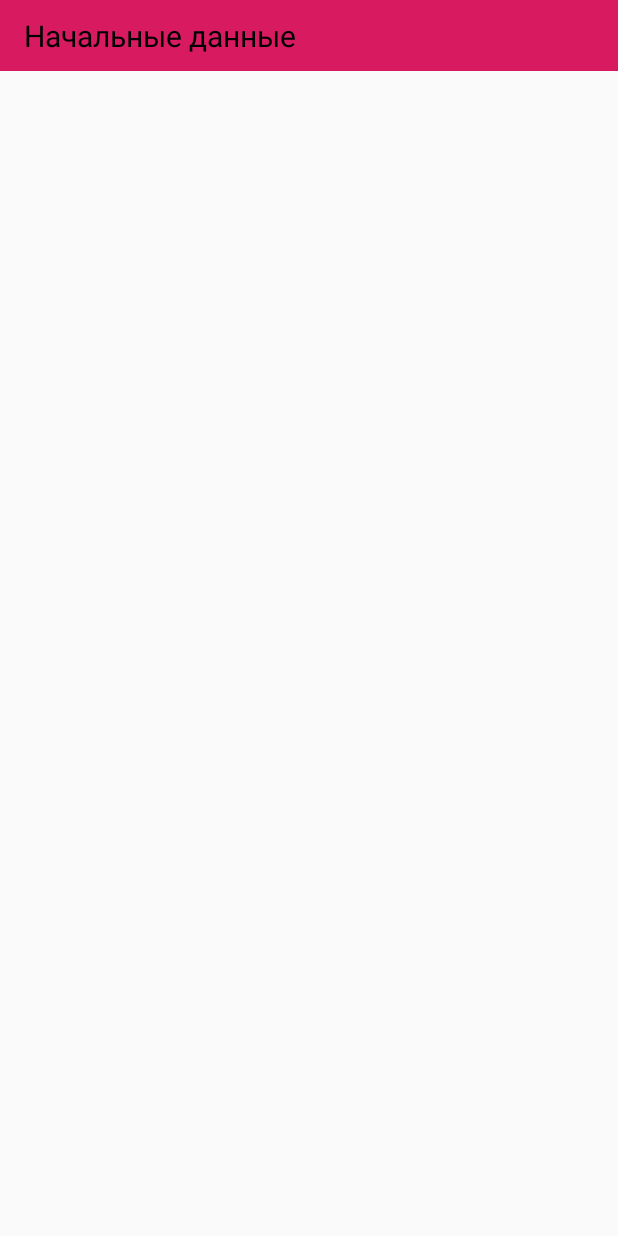
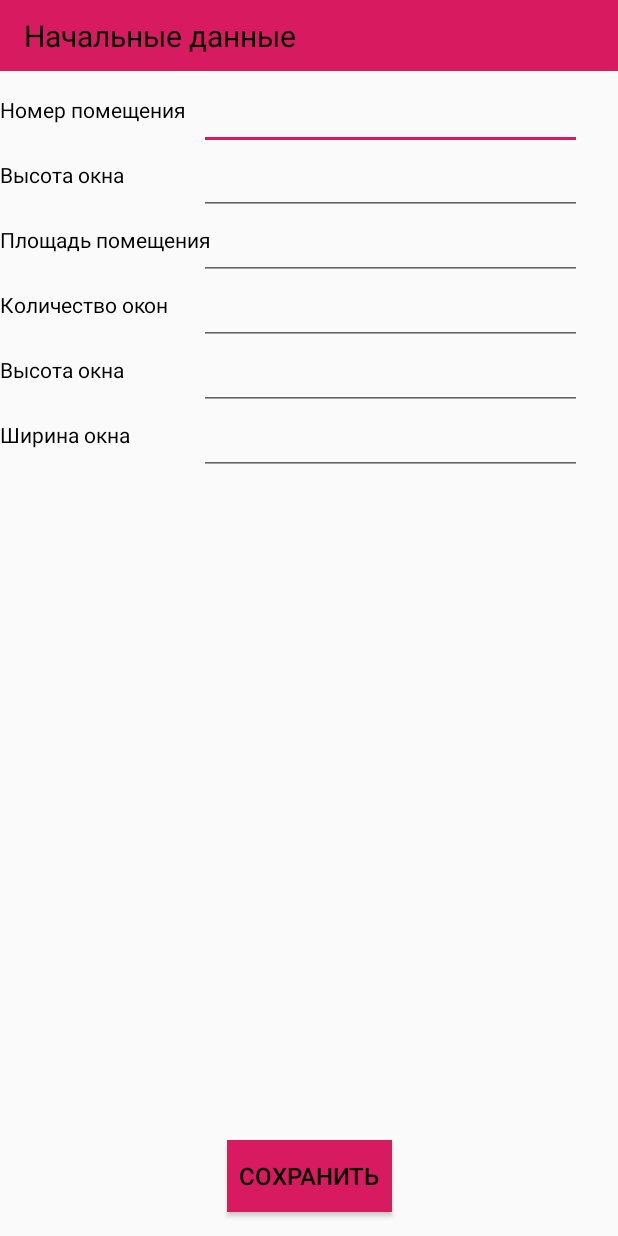
Before and after one commit to LaoNastasy/HealthyApp, an Android app: the layout fragment_base_edit.xml on its own in the app's theme, with its tools: preview values and no code run, on a phone screen of 412 x 824 dp. Run offline under Robolectric (Android 15) with nearby library versions, the phone set to English and light mode, and no system bars.

Commit message:
экран ввода начальных данных о помещении

```diff
--- a/app/src/main/res/layout/fragment_base_edit.xml
+++ b/app/src/main/res/layout/fragment_base_edit.xml
@@ -15,23 +15,152 @@
 
         <TextView
             android:id="@+id/toolbar_text"
-            android:text="@string/base_edit_title"
-            android:textSize="20sp"
-            android:textColor="@color/black"
-            android:layout_marginTop="10dp"
-            android:layout_marginStart="16dp"
-            android:layout_marginBottom="10dp"
             android:layout_width="wrap_content"
             android:layout_height="wrap_content"
+            android:layout_marginStart="16dp"
+            android:layout_marginTop="10dp"
+            android:layout_marginBottom="10dp"
+            android:text="@string/base_edit_title"
+            android:textColor="@color/black"
+            android:textSize="20sp"
             app:layout_constraintBottom_toBottomOf="parent"
             app:layout_constraintStart_toStartOf="parent"
             app:layout_constraintTop_toTopOf="parent" />
     </androidx.constraintlayout.widget.ConstraintLayout>
 
     <TextView
+        android:id="@+id/room_number"
         android:layout_width="wrap_content"
         android:layout_height="wrap_content"
-        app:layout_constraintTop_toBottomOf="@id/toolbar"
+        android:layout_marginTop="16dp"
+        android:text="@string/base_edit_room_number"
+        android:textColor="@color/black"
+        app:layout_constraintStart_toStartOf="parent"
+        app:layout_constraintTop_toBottomOf="@id/toolbar" />
+
+    <EditText
+        android:id="@+id/room_number_edit"
+        android:layout_width="0dp"
+        android:layout_height="wrap_content"
+        android:layout_marginEnd="24dp"
+        android:layout_marginTop="8dp"
+        android:layout_marginStart="8dp"
+        app:layout_constraintStart_toEndOf="@id/room_number"
+        app:layout_constraintEnd_toEndOf="parent"
+        app:layout_constraintTop_toTopOf="@id/room_number"
+        app:layout_constraintBottom_toBottomOf="@id/room_number"/>
+
+    <TextView
+        android:id="@+id/room_height"
+        android:layout_width="wrap_content"
+        android:layout_height="wrap_content"
+        android:layout_marginTop="24dp"
+        android:text="@string/base_edit_window_height"
+        android:textColor="@color/black"
+        app:layout_constraintStart_toStartOf="@id/room_number"
+        app:layout_constraintTop_toBottomOf="@id/room_number" />
+
+    <EditText
+        android:id="@+id/room_height_edit"
+        android:layout_width="0dp"
+        android:layout_height="wrap_content"
+        android:layout_marginTop="8dp"
+        app:layout_constraintStart_toStartOf="@id/room_number_edit"
+        app:layout_constraintEnd_toEndOf="@id/room_number_edit"
+        app:layout_constraintTop_toTopOf="@id/room_height"
+        app:layout_constraintBottom_toBottomOf="@id/room_height"/>
+
+    <TextView
+        android:id="@+id/room_area"
+        android:layout_width="wrap_content"
+        android:layout_height="wrap_content"
+        android:layout_marginTop="24dp"
+        android:text="@string/base_edit_area"
+        android:textColor="@color/black"
+        app:layout_constraintStart_toStartOf="@id/room_number"
+        app:layout_constraintTop_toBottomOf="@id/room_height" />
+
+    <EditText
+        android:id="@+id/room_width_edit"
+        android:layout_width="0dp"
+        android:layout_height="wrap_content"
+        android:layout_marginTop="8dp"
+        app:layout_constraintStart_toStartOf="@id/room_number_edit"
+        app:layout_constraintEnd_toEndOf="@id/room_number_edit"
+        app:layout_constraintTop_toTopOf="@id/room_area"
+        app:layout_constraintBottom_toBottomOf="@id/room_area"/>
+
+    <TextView
+        android:id="@+id/room_window_count"
+        android:layout_width="wrap_content"
+        android:layout_height="wrap_content"
+        android:layout_marginTop="24dp"
+        android:text="@string/base_edit_window_number"
+        android:textColor="@color/black"
+        app:layout_constraintStart_toStartOf="@id/room_number"
+        app:layout_constraintTop_toBottomOf="@id/room_area" />
+
+    <EditText
+        android:id="@+id/room_window_count_edit"
+        android:layout_width="0dp"
+        android:layout_height="wrap_content"
+        android:layout_marginTop="8dp"
+        app:layout_constraintStart_toStartOf="@id/room_number_edit"
+        app:layout_constraintEnd_toEndOf="@id/room_number_edit"
+        app:layout_constraintTop_toTopOf="@id/room_window_count"
+        app:layout_constraintBottom_toBottomOf="@id/room_window_count"/>
+
+    <TextView
+        android:id="@+id/room_window_height"
+        android:layout_width="wrap_content"
+        android:layout_height="wrap_content"
+        android:layout_marginTop="24dp"
+        android:text="@string/base_edit_window_height"
+        android:textColor="@color/black"
+        app:layout_constraintStart_toStartOf="@id/room_number"
+        app:layout_constraintTop_toBottomOf="@id/room_window_count" />
+
+    <EditText
+        android:id="@+id/room_window_height_edit"
+        android:layout_width="0dp"
+        android:layout_height="wrap_content"
+        android:layout_marginTop="8dp"
+        app:layout_constraintStart_toStartOf="@id/room_number_edit"
+        app:layout_constraintEnd_toEndOf="@id/room_number_edit"
+        app:layout_constraintTop_toTopOf="@id/room_window_height"
+        app:layout_constraintBottom_toBottomOf="@id/room_window_height"/>
+
+    <TextView
+        android:id="@+id/room_window_width"
+        android:layout_width="wrap_content"
+        android:layout_height="wrap_content"
+        android:layout_marginTop="24dp"
+        android:text="@string/base_edit_window_width"
+        android:textColor="@color/black"
+        app:layout_constraintStart_toStartOf="@id/room_number"
+        app:layout_constraintTop_toBottomOf="@id/room_window_height" />
+
+    <EditText
+        android:id="@+id/room_window_width_edit"
+        android:layout_width="0dp"
+        android:layout_height="wrap_content"
+        android:layout_marginTop="8dp"
+        app:layout_constraintStart_toStartOf="@id/room_number_edit"
+        app:layout_constraintEnd_toEndOf="@id/room_number_edit"
+        app:layout_constraintTop_toTopOf="@id/room_window_width"
+        app:layout_constraintBottom_toBottomOf="@id/room_window_width"/>
+    <Button
+        android:id="@+id/base_edit_save"
+        android:layout_width="wrap_content"
+        android:layout_height="wrap_content"
+        android:background="@color/colorAccent"
+        android:textColor="@color/black"
+        android:text="@string/save"
+        android:padding="8dp"
+        android:textSize="16sp"
+        android:layout_marginBottom="16dp"
+        app:layout_constraintBottom_toBottomOf="parent"
+        app:layout_constraintEnd_toEndOf="parent"
         app:layout_constraintStart_toStartOf="parent"/>
 
 
--- a/app/src/main/res/values/strings.xml
+++ b/app/src/main/res/values/strings.xml
@@ -1,6 +1,7 @@
 <resources>
     <string name="app_name">HealthyApp</string>
     <string name="auth_title">Аутентификация</string>
+    <string name="save">Сохранить</string>
 
     //экран начальных данных
     <string name="base_edit_title">Начальные данные</string>
```
